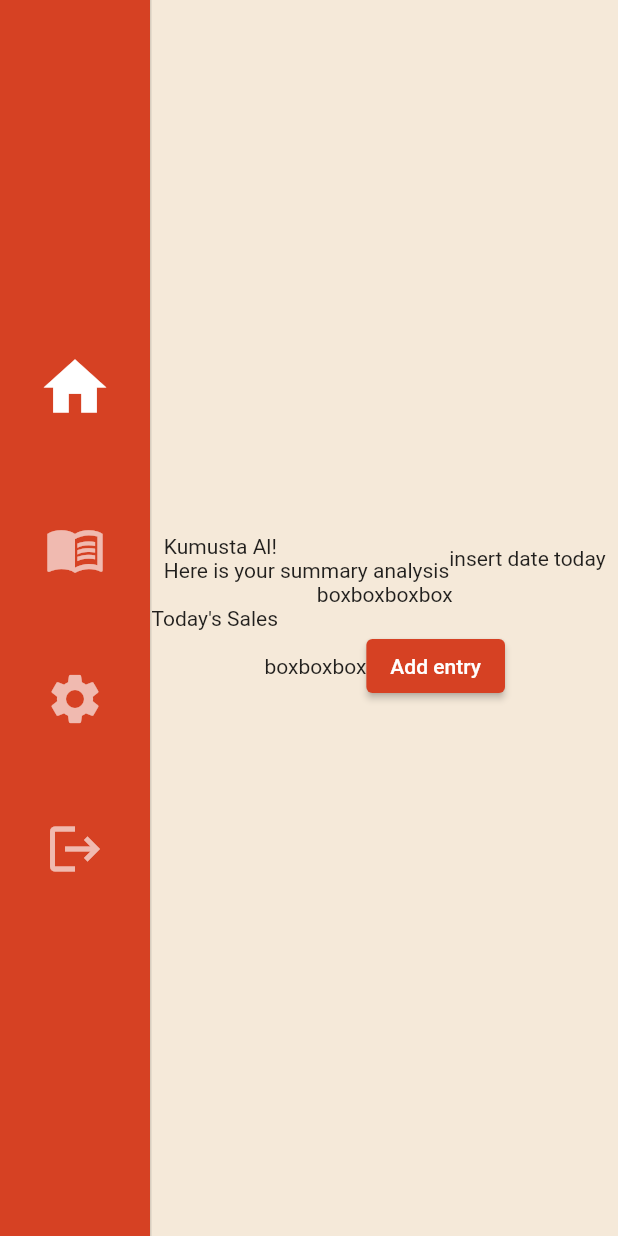
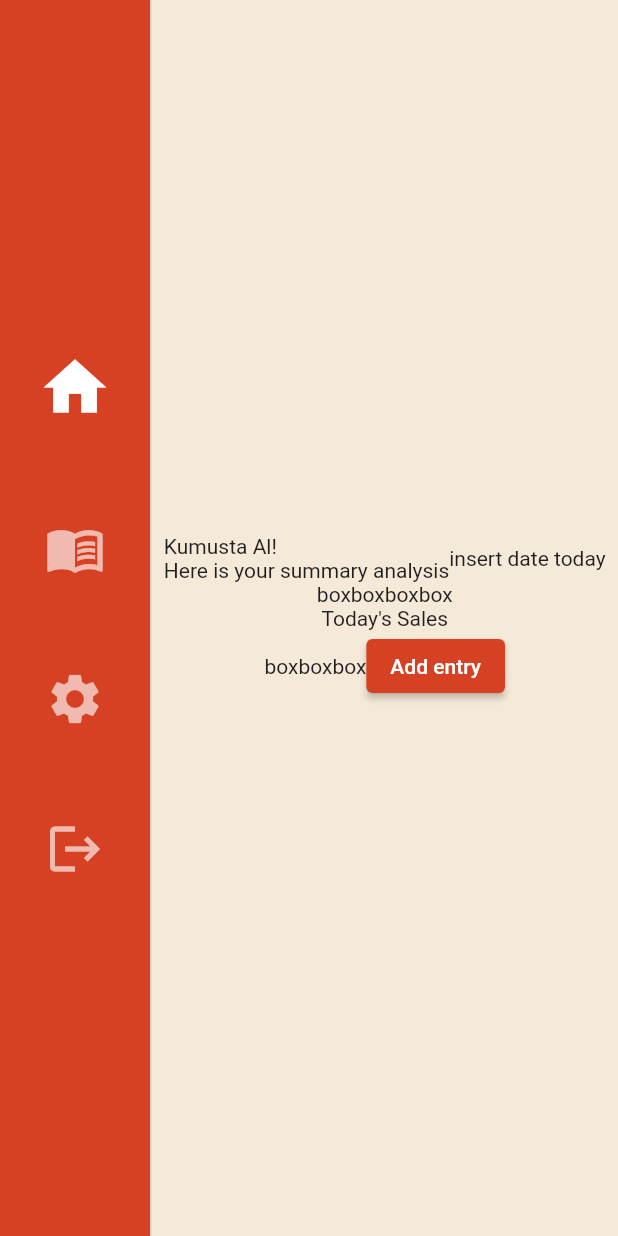
Before and after one commit to imcrisanto/sales-dashboard, a Flutter app: the screen it shows after launch, on a phone screen of 412 x 824 dp. Run offline on Flutter 3.47's test engine with Material 2 defaults, Android fonts, the light colour scheme and no system bars; our stand-ins replace pinput.

Commit message:
Update dashhome_screen.dart

```diff
--- a/lib/screens/dashhome_screen.dart
+++ b/lib/screens/dashhome_screen.dart
@@ -37,12 +37,10 @@ class _DashHomeScreenState extends State<DashHomeScreen> {
             ],
           ),
           Column(
+            mainAxisAlignment: MainAxisAlignment.center,
             children: [
-              Align(
-                alignment: Alignment.centerLeft,
-                child: const Text(
-                  "Today's Sales",
-                ),
+              const Text(
+                "Today's Sales",
               ),
               Row(
                 mainAxisAlignment: MainAxisAlignment.center,
```
